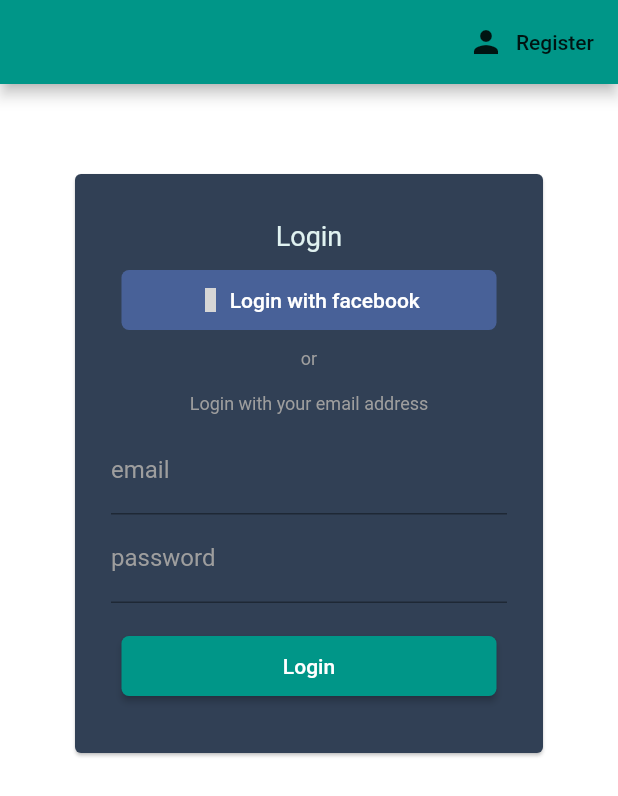
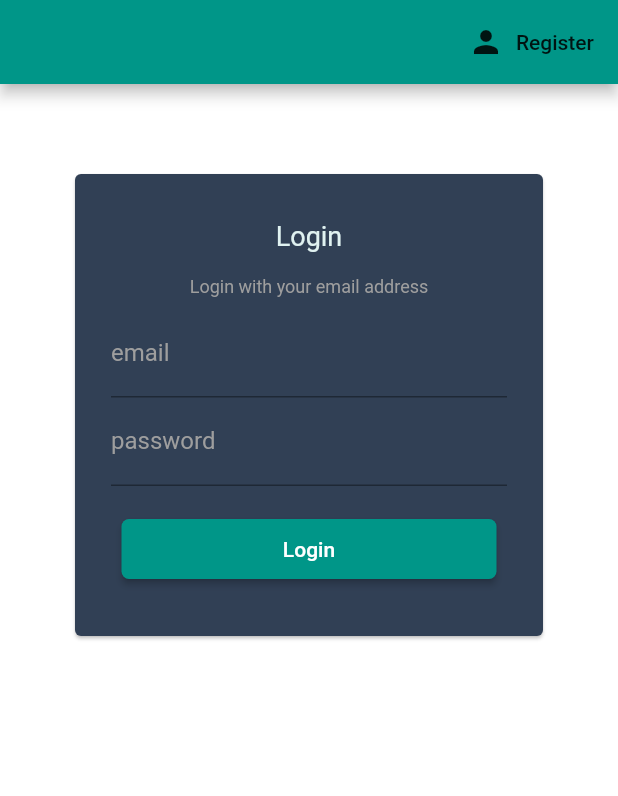
Before and after one commit to southojere/flutter-macro-counter, a Flutter app: the screen it shows after launch, after a tap on "Sign up with email", after a tap on "Login", on a phone screen of 412 x 824 dp. Shown: the top 796 px of the screen. Run offline on Flutter 3.47's test engine with Material 2 defaults, Android fonts, the phone set to English and light mode, and no system bars; our stand-ins replace cloud_firestore, firebase_auth, flutter_spinkit, material_design_icons_flutter, percent_indicator, simple_animations; accounts and stored records are empty; grey boxes are pictures that could not be loaded.

Commit message:
Removed facebook login for now

```diff
--- a/lib/screens/auth/login_in.dart
+++ b/lib/screens/auth/login_in.dart
@@ -166,8 +166,8 @@ class _LoginPageState extends State<LoginPage> {
                     mainAxisSize: MainAxisSize.min,
                     children: <Widget>[
                       buildTitle(theme),
-                      buildFacebookButton(),
-                      buildText(theme, 'or', 12.0),
+                      // buildFacebookButton(),
+                      // buildText(theme, 'or', 12.0),
                       buildText(theme, 'Login with your email address', 12.0),
                       buildEmailPasswordInputField(
                           'email', 'your@email.com', false, theme),
--- a/lib/screens/auth/sign_up.dart
+++ b/lib/screens/auth/sign_up.dart
@@ -166,8 +166,8 @@ class _SignUpPageState extends State<SignUpPage> {
                     mainAxisSize: MainAxisSize.min,
                     children: <Widget>[
                       buildTitle(theme),
-                      buildFacebookButton(),
-                      buildText(theme, 'or', 12.0),
+                      // buildFacebookButton(),
+                      // buildText(theme, 'or', 12.0),
                       buildText(theme, 'Sign up with your email address', 12.0),
                       buildEmailPasswordInputField(
                           'email', 'your@email.com', false, theme),
--- a/lib/screens/settings/widgets/settings_inputs.dart
+++ b/lib/screens/settings/widgets/settings_inputs.dart
@@ -81,13 +81,13 @@ class _SettingsInputState extends State<SettingsInput> {
     return Column(
       crossAxisAlignment: CrossAxisAlignment.start,
       children: <Widget>[
-        buildInputRow(carbs, "Target Carbs", (value) {
+        buildInputRow(carbs, "Target Carbs:", (value) {
           setState(() => carbs = value);
         }),
-        buildInputRow(protein, "Target Protein", (value) {
+        buildInputRow(protein, "Target Protein:", (value) {
           setState(() => protein = value);
         }),
-        buildInputRow(fat, "Target Fat", (value) {
+        buildInputRow(fat, "Target Fat:", (value) {
           setState(() => fat = value);
         }),
         buildSaveBtn(context, user),
```
